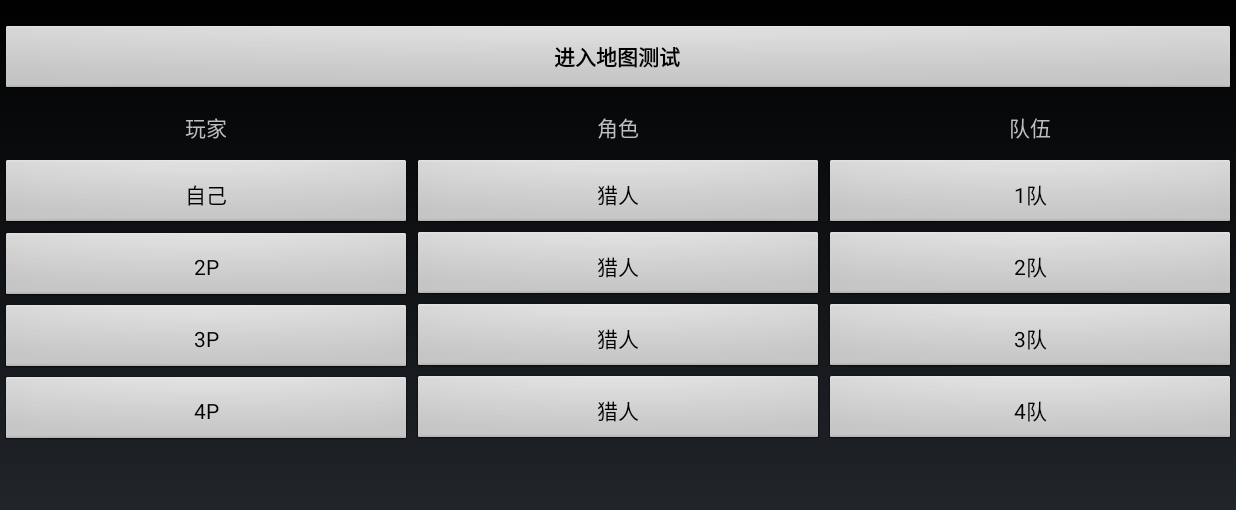
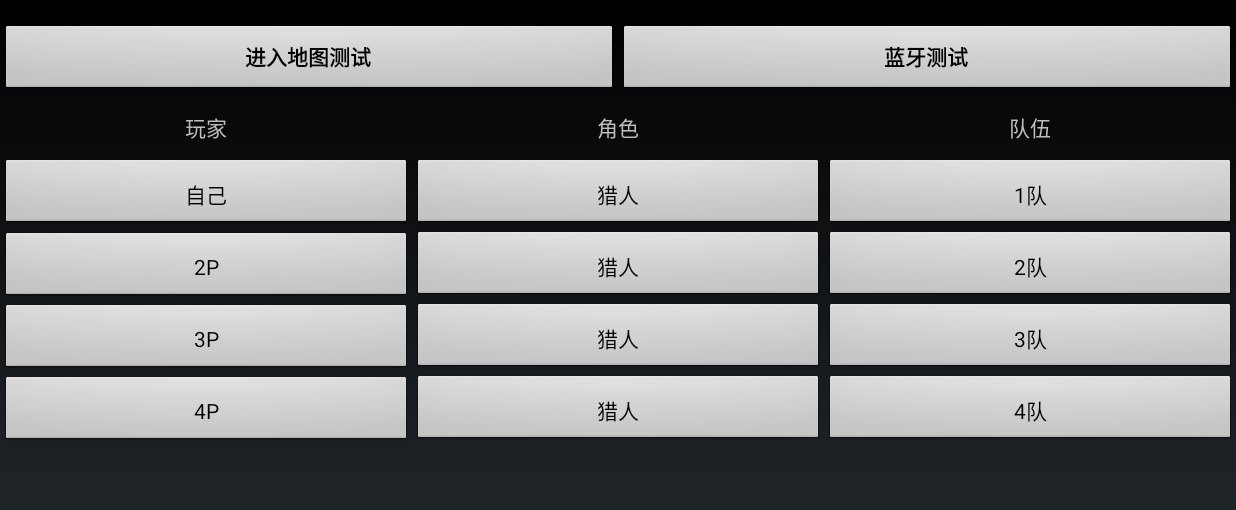
Before and after one commit to jediliu005/WolfAndHunterReal, an Android app: the screen it shows after launch (LoginActivity), on a phone screen of 824 x 412 dp (held sideways). Shown: the top 510 px of the screen. Run offline under Robolectric (Android 15) with nearby library versions, the phone set to English and light mode, and no system bars.

Commit message:
ALPHA20170606

```diff
--- a/app/src/main/res/layout/activity_login.xml
+++ b/app/src/main/res/layout/activity_login.xml
@@ -10,17 +10,26 @@
         android:id="@+id/email_login_form"
         android:layout_width="match_parent"
         android:layout_height="wrap_content"
-        android:orientation="vertical">
+        android:orientation="horizontal">
 
 
         <Button
-            android:id="@+id/email_sign_in_button"
+            android:id="@+id/start_test_button"
             android:layout_width="match_parent"
             android:layout_height="wrap_content"
             android:layout_marginTop="16dp"
-
             android:onClick="startTest"
+            android:layout_weight="1"
             android:text="进入地图测试"
+            android:textStyle="bold" />
+        <Button
+            android:id="@+id/start_blue_tooth_test_button"
+            android:layout_width="match_parent"
+            android:layout_height="wrap_content"
+            android:layout_marginTop="16dp"
+            android:layout_weight="1"
+            android:onClick="startBlueToothTest"
+            android:text="蓝牙测试"
             android:textStyle="bold" />
 
     </LinearLayout>
```
Also changed, not shown: app/src/main/AndroidManifest.xml (+8 -4 lines), app/src/main/java/com/jedi/wolf_and_hunter/LoginActivity.java (+9 -0 lines), app/src/main/java/com/jedi/wolf_and_hunter/activities/BlueToothTestActivity.java (added, +97 -0 lines), app/src/main/res/layout/activity_blue_tooth_test.xml (added, +23 -0 lines).
